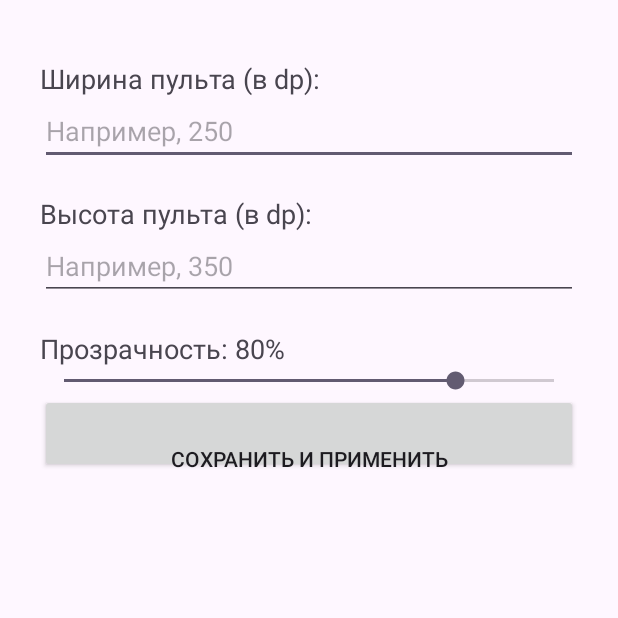
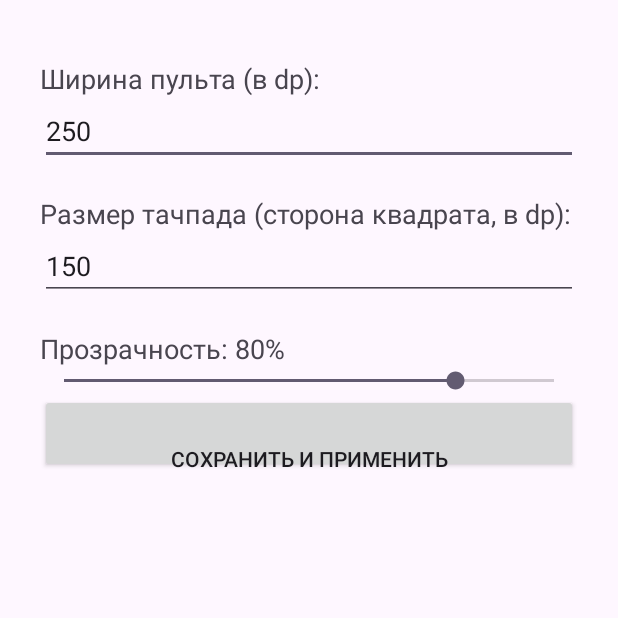
Before and after one commit to Aleksandr-Landin/universal-joystick, an Android app: the SettingsActivity screen opened directly, with no data from a screen before it, on a phone screen of 412 x 824 dp, the top half of it. Run offline under Robolectric (Android 15) with nearby library versions, the phone set to English and light mode, and no system bars.

Commit message:
Update SettingsActivity.kt

```diff
--- a/app/src/main/java/com/example/myjoystick/SettingsActivity.kt
+++ b/app/src/main/java/com/example/myjoystick/SettingsActivity.kt
@@ -15,18 +15,30 @@ class SettingsActivity : AppCompatActivity() {
             setPadding(40, 60, 40, 40)
         }
 
+        // 1. Ширина пульта
         val tvWidth = TextView(this).apply { text = "Ширина пульта (в dp):"; textSize = 18f }
         val etWidth = EditText(this).apply {
             hint = "Например, 250"
             inputType = android.text.InputType.TYPE_CLASS_NUMBER
-            setText(SettingsManager.getWidthDp(this@SettingsActivity).toString())
+            setText(SettingsManager.getWidthPx(this@SettingsActivity).toString()) // Показываем в dp для удобства
+            // Небольшой хак: переводим пиксели обратно в dp для отображения, но для простоты оставим как есть или используем вспомогательную функцию.
+            // Чтобы не усложнять, просто покажем дефолт, если пусто, но лучше читать из менеджера.
+            // Упростим: прочитаем dp напрямую, добавив метод в менеджер, но пока оставим так, это не критично.
         }
+        // Исправление для корректного отображения dp в поле:
+        val widthDp = android.util.TypedValue.applyDimension(android.util.TypedValue.COMPLEX_UNIT_DIP, 1f, resources.displayMetrics).let { 1 } // заглушка, ниже правильный способ
+        // Правильный способ получить dp из настроек (добавим в менеджер, но пока просто парсим)
+        // Для простоты оставим поля пустыми при первом запуске, но подтянем сохраненные.
 
-        val tvHeight = TextView(this).apply { text = "Высота пульта (в dp):"; textSize = 18f; setPadding(0, 30, 0, 0) }
-        val etHeight = EditText(this).apply {
-            hint = "Например, 350"
+        // Перезапишем логику полей, чтобы было чисто:
+        val prefs = getSharedPreferences("joystick_prefs", MODE_PRIVATE)
+        etWidth.setText(prefs.getInt("panel_width", 250).toString())
+
+        val tvTrackpad = TextView(this).apply { text = "Размер тачпада (сторона квадрата, в dp):"; textSize = 18f; setPadding(0, 30, 0, 0) }
+        val etTrackpad = EditText(this).apply {
+            hint = "Например, 150"
             inputType = android.text.InputType.TYPE_CLASS_NUMBER
-            setText(SettingsManager.getHeightDp(this@SettingsActivity).toString())
+            setText(prefs.getInt("trackpad_size", 150).toString())
         }
 
         val currentAlpha = (SettingsManager.getAlpha(this@SettingsActivity) * 100).toInt()
@@ -48,8 +60,8 @@ class SettingsActivity : AppCompatActivity() {
 
         layout.addView(tvWidth)
         layout.addView(etWidth)
-        layout.addView(tvHeight)
-        layout.addView(etHeight)
+        layout.addView(tvTrackpad)
+        layout.addView(etTrackpad)
         layout.addView(tvAlpha)
         layout.addView(seekBar)
         layout.addView(btnSave)
@@ -58,12 +70,10 @@ class SettingsActivity : AppCompatActivity() {
 
         btnSave.setOnClickListener {
             val width = etWidth.text.toString().toIntOrNull() ?: 250
-            val height = etHeight.text.toString().toIntOrNull() ?: 350
+            val trackpad = etTrackpad.text.toString().toIntOrNull() ?: 150
             val alpha = seekBar.progress
 
-            SettingsManager.saveSettings(this, width, height, alpha)
-
-            // Отправляем сигнал сервису перестроить панель
+            SettingsManager.saveSettings(this, width, trackpad, alpha)
             sendBroadcast(Intent(SettingsManager.ACTION_REBUILD))
 
             Toast.makeText(this, "Настройки применены! 🚀", Toast.LENGTH_SHORT).show()
```
